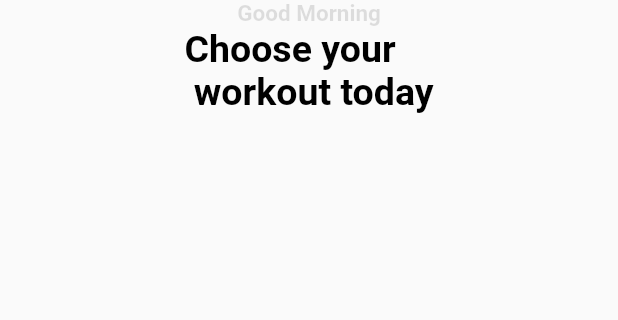
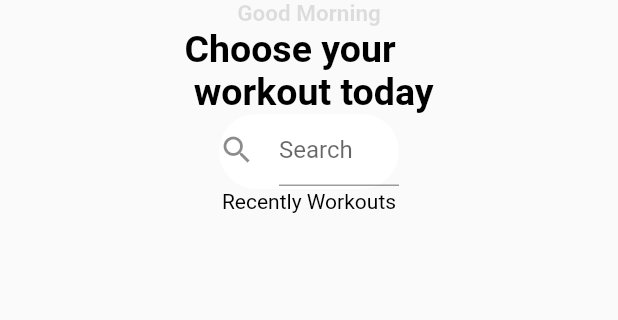
Before and after one commit to Tosin8/built, a Flutter app: the HomeScreen screen opened directly, on a phone screen of 412 x 824 dp, the part 45-365 px from its top. Run offline on Flutter 3.47's test engine with Material 2 defaults, Android fonts, the phone set to English and light mode, and no system bars.

Commit message:
Update home.dart

```diff
--- a/lib/screens/home.dart
+++ b/lib/screens/home.dart
@@ -27,7 +27,22 @@ class HomeScreen extends StatelessWidget {
               style: TextStyle(
                   color: Colors.black,
                   fontWeight: FontWeight.bold,
-                  fontSize: 25))
+                  fontSize: 25)),
+          Container(
+            decoration: BoxDecoration(
+              color: Colors.white,
+              borderRadius: BorderRadius.circular(30),
+            ),
+            width: 120,
+            height: 50,
+            child: const TextField(
+                decoration: InputDecoration(
+                    hintText: 'Search',
+                    icon: Icon(
+                      Icons.search,
+                    ))),
+          ),
+          const Text('Recently Workouts', style: TextStyle(color: Colors.black))
         ],
       )),
     );
```
